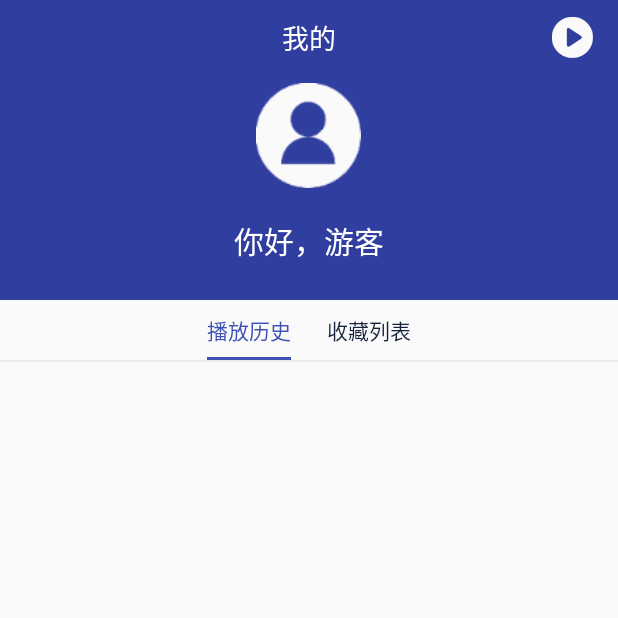
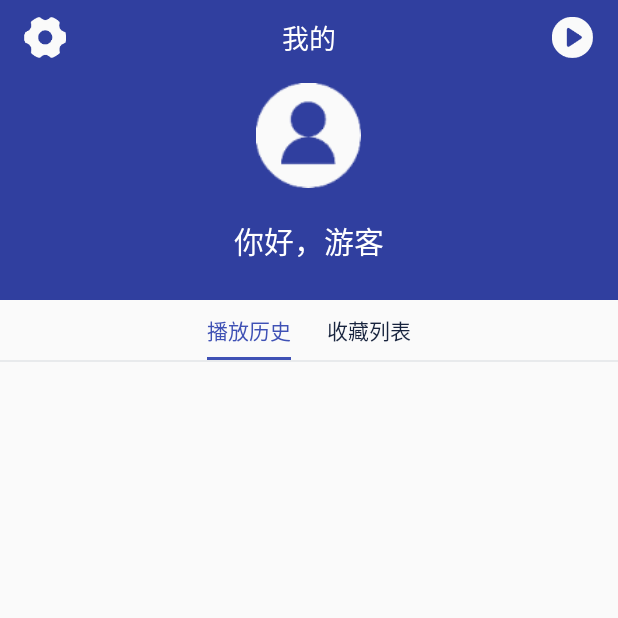
Before and after one commit to PawNzZi/xmlyt, an Android app: the screen it shows after launch (MainActivity), item 3 of the bottom bar chosen, on a phone screen of 412 x 824 dp, the top half of it. Run offline under Robolectric (Android 15) with nearby library versions, the phone set to English and light mode, and no system bars; libraries missing offline, so code that uses them is left out: com.kongzue.dialogx, com.liys.onclickme, com.liys.onclickme_annotations, com.microsoft.appcenter, com.wyt.searchbox and 2 more; plain views replace SpinKitView; 13 statements that could not run were skipped.

Commit message:
新增版本检查

```diff
--- a/app/build.gradle
+++ b/app/build.gradle
@@ -1,11 +1,11 @@
 apply plugin: 'com.android.application'
 
 android {
-    compileSdkVersion 33
+    compileSdkVersion 32
     defaultConfig {
         applicationId "cn.lingyikz.soundbook"
         minSdkVersion 26
-        targetSdkVersion 33
+        targetSdkVersion 32
         versionCode 1
         versionName "0.5.7"
         testInstrumentationRunner "android.support.test.runner.AndroidJUnitRunner"
--- a/app/src/main/java/cn/lingyikz/soundbook/soundbook/api/Api.java
+++ b/app/src/main/java/cn/lingyikz/soundbook/soundbook/api/Api.java
@@ -3,9 +3,11 @@ package cn.lingyikz.soundbook.soundbook.api;
 import cn.lingyikz.soundbook.soundbook.modle.Album;
 import cn.lingyikz.soundbook.soundbook.modle.AlbumCount;
 import cn.lingyikz.soundbook.soundbook.modle.AlbumDetail;
+import cn.lingyikz.soundbook.soundbook.modle.Version;
 import cn.lingyikz.soundbook.soundbook.modle.XmlyNextPaly;
 import retrofit2.http.Field;
 import retrofit2.http.FormUrlEncoded;
+import retrofit2.http.GET;
 import retrofit2.http.POST;
 import rx.Observable;
 
@@ -32,4 +34,7 @@ public interface Api {
       @POST("xmly/episodesCount")
       Observable<AlbumCount> episodesCount(@Field("albumId") int albumId);
 
+      @GET("version/getVersion")
+      Observable<Version> getVersion();
+
 }
--- a/app/src/main/java/cn/lingyikz/soundbook/soundbook/base/BaseObsever.java
+++ b/app/src/main/java/cn/lingyikz/soundbook/soundbook/base/BaseObsever.java
@@ -1,5 +1,6 @@
 package cn.lingyikz.soundbook.soundbook.base;
 
+import android.util.Log;
 import android.widget.Toast;
 
 import rx.Observer;
@@ -14,7 +15,7 @@ public abstract class BaseObsever<T> implements Observer<T>     {
 
     @Override
     public void onError(Throwable e) {
-
+        Log.i("TAG：", e.getMessage());
     }
 
     @Override
--- a/app/src/main/java/cn/lingyikz/soundbook/soundbook/main/MainActivity.java
+++ b/app/src/main/java/cn/lingyikz/soundbook/soundbook/main/MainActivity.java
@@ -1,11 +1,15 @@
 package cn.lingyikz.soundbook.soundbook.main;
 
 import android.content.Intent;
+import android.content.pm.PackageManager;
 import android.os.Bundle;
+import android.util.Log;
 import android.view.MenuItem;
 import android.view.View;
+import android.widget.Toast;
 
 import com.google.android.material.bottomnavigation.BottomNavigationView;
+import com.kongzue.dialogx.dialogs.MessageDialog;
 import com.microsoft.appcenter.AppCenter;
 import com.microsoft.appcenter.analytics.Analytics;
 import com.microsoft.appcenter.crashes.Crashes;
@@ -14,16 +18,30 @@ import androidx.annotation.NonNull;
 import androidx.fragment.app.FragmentActivity;
 import androidx.fragment.app.FragmentManager;
 import androidx.fragment.app.FragmentTransaction;
+import androidx.recyclerview.widget.DividerItemDecoration;
+import androidx.recyclerview.widget.LinearLayoutManager;
+
+import java.util.ArrayList;
+import java.util.List;
+
 import cn.lingyikz.soundbook.soundbook.R;
+import cn.lingyikz.soundbook.soundbook.api.RequestService;
+import cn.lingyikz.soundbook.soundbook.base.BaseObsever;
 import cn.lingyikz.soundbook.soundbook.category.CategoryFragment;
 import cn.lingyikz.soundbook.soundbook.databinding.ActivityMainBinding;
 import cn.lingyikz.soundbook.soundbook.home.HomeFragment;
+import cn.lingyikz.soundbook.soundbook.home.adapter.HomeAdapter;
+import cn.lingyikz.soundbook.soundbook.modle.Album;
+import cn.lingyikz.soundbook.soundbook.modle.Version;
 import cn.lingyikz.soundbook.soundbook.service.AudioService;
 import cn.lingyikz.soundbook.soundbook.user.UserFragment;
 import cn.lingyikz.soundbook.soundbook.utils.Constans;
 import cn.lingyikz.soundbook.soundbook.utils.IntentAction;
 import cn.lingyikz.soundbook.soundbook.utils.SharedPreferences;
 import cn.lingyikz.soundbook.soundbook.utils.UUIDUtils;
+import rx.Observable;
+import rx.android.schedulers.AndroidSchedulers;
+import rx.schedulers.Schedulers;
 
 public class MainActivity extends BaseFragmentActivity implements BottomNavigationView.OnNavigationItemSelectedListener{
 
@@ -48,6 +66,8 @@ public class MainActivity extends BaseFragmentActivity implements BottomNavigati
         Intent intent = new Intent(this,AudioService.class);
         intent.setAction(Constans.START_SERVICE);
         startForegroundService(intent);
+        this.checkVersion();
+
     }
 
     @Override
@@ -95,6 +115,29 @@ public class MainActivity extends BaseFragmentActivity implements BottomNavigati
         return false;
     }
 
+    public void checkVersion(){
+//        Log.i("TAG：",  "checkVersion");
+        Observable<Version> observable  = RequestService.getInstance().getApi().getVersion();
+        observable.subscribeOn(Schedulers.io()) // 在子线程中进行Http访问
+                .observeOn(AndroidSchedulers.mainThread()) // UI线程处理返回接口
+                .subscribe(new BaseObsever<Version>() { // 订阅
+
+                    @Override
+                    public void onNext(Version bean) {
+                        Log.i("TAG：", bean.toString() + "");
+                        if(bean.getCode() == 200 && bean.getData() != null){
+                            if(!Constans.VERSION_NUBMER.equals(bean.getData().getNumber())){
+                                MessageDialog.show("温馨提示", "最新版本为"+bean.getData().getNumber()+"，请及时加群更新", "确定")
+                                        .setCancelable(false);
+                            }
+                        }else if(bean.getCode() == 200 && bean.getData() == null){
+                            Toast.makeText(getApplicationContext(), Constans.VERSION_ERROR, Toast.LENGTH_SHORT).show();
+                        }
+
+                    }
+                });
+        observable.unsubscribeOn(Schedulers.io());
+    }
     @Override
     protected void onDestroy() {
         super.onDestroy();
--- a/app/src/main/java/cn/lingyikz/soundbook/soundbook/user/UserFragment.java
+++ b/app/src/main/java/cn/lingyikz/soundbook/soundbook/user/UserFragment.java
@@ -37,6 +37,7 @@ import cn.lingyikz.soundbook.soundbook.databinding.FragmentUserBinding;
 import cn.lingyikz.soundbook.soundbook.home.activity.PlayAudioActivity;
 import cn.lingyikz.soundbook.soundbook.main.BaseFragment;
 import cn.lingyikz.soundbook.soundbook.service.AudioService;
+import cn.lingyikz.soundbook.soundbook.user.activity.SettingActivity;
 import cn.lingyikz.soundbook.soundbook.user.fragment.CollectionFragment;
 import cn.lingyikz.soundbook.soundbook.user.fragment.PlayHistoryFragment;
 import cn.lingyikz.soundbook.soundbook.utils.Constans;
@@ -70,6 +71,7 @@ public class UserFragment extends BaseFragment {
 
     @Override
     protected void setView() {
+        binding.titleBar.setting.setVisibility(View.VISIBLE);
         binding.titleBar.goSearch.setVisibility(View.GONE);
         binding.titleBar.goBacK.setVisibility(View.GONE);
         binding.titleBar.title.setText("我的");
@@ -114,7 +116,7 @@ public class UserFragment extends BaseFragment {
 
     }
 
-    @AClick({R.id.go_play, R.id.userAvatar,R.id.titleSpinKit})
+    @AClick({R.id.go_play, R.id.userAvatar,R.id.titleSpinKit,R.id.setting})
     public void click(View view) {
         switch (view.getId()) {
             case R.id.go_play:
@@ -129,6 +131,9 @@ public class UserFragment extends BaseFragment {
                 }
                 break;
             case R.id.userAvatar:
+                break;
+            case R.id.setting:
+                IntentAction.toNextActivity(getActivity(), SettingActivity.class);
                 break;
         }
     }
--- a/app/src/main/java/cn/lingyikz/soundbook/soundbook/utils/Constans.java
+++ b/app/src/main/java/cn/lingyikz/soundbook/soundbook/utils/Constans.java
@@ -19,5 +19,9 @@ public class Constans {
     public final static int UPDATE_BLOCK = 1 ;
     public final static int PLAY_PAUSE = 0 ;
     public final static String APP_CENTER_SECRET= "462377c6-9210-44ce-8eff-05033ca3ee4f" ;
+    public final static String VERSION_ERROR = "获取版本失败";
+    public final static String VERSION_NUBMER = "0.5.7";
+    public final static String LATEST_VERSION = "已是最新版本";
+    public final static String CHECKING_UPDATE = "检查中...";
 
 }
--- a/app/src/main/res/layout/title_bar.xml
+++ b/app/src/main/res/layout/title_bar.xml
@@ -23,6 +23,16 @@
         android:layout_marginLeft="15dp"
         android:visibility="gone"
         android:src="@mipmap/search"
+        >
+    </ImageView>
+    <ImageView
+        android:id="@+id/setting"
+        android:layout_width="30dp"
+        android:layout_height="30dp"
+        android:layout_centerVertical="true"
+        android:layout_marginLeft="15dp"
+        android:visibility="gone"
+        android:src="@mipmap/setting"
         >
     </ImageView>
 
--- a/app/src/main/res/values/strings.xml
+++ b/app/src/main/res/values/strings.xml
@@ -13,4 +13,8 @@
     <string name="developer">by:阿威湿了</string>
     <string name="current_position">00:00</string>
     <string name="total_duration">00:00</string>
+    <string name="check_update">检查更新</string>
+    <string name="author">""@阿威湿了</string>
+
+
 </resources>
```
Also changed, not shown: app/src/main/AndroidManifest.xml (+10 -11 lines), app/src/main/java/cn/lingyikz/soundbook/soundbook/modle/Version.java (added, +24 -0 lines), app/src/main/java/cn/lingyikz/soundbook/soundbook/user/activity/SettingActivity.java (added, +95 -0 lines), app/src/main/res/layout/activity_setting.xml (added, +33 -0 lines), app/src/main/res/mipmap-xxxhdpi/setting.png (added), 1 other file.
